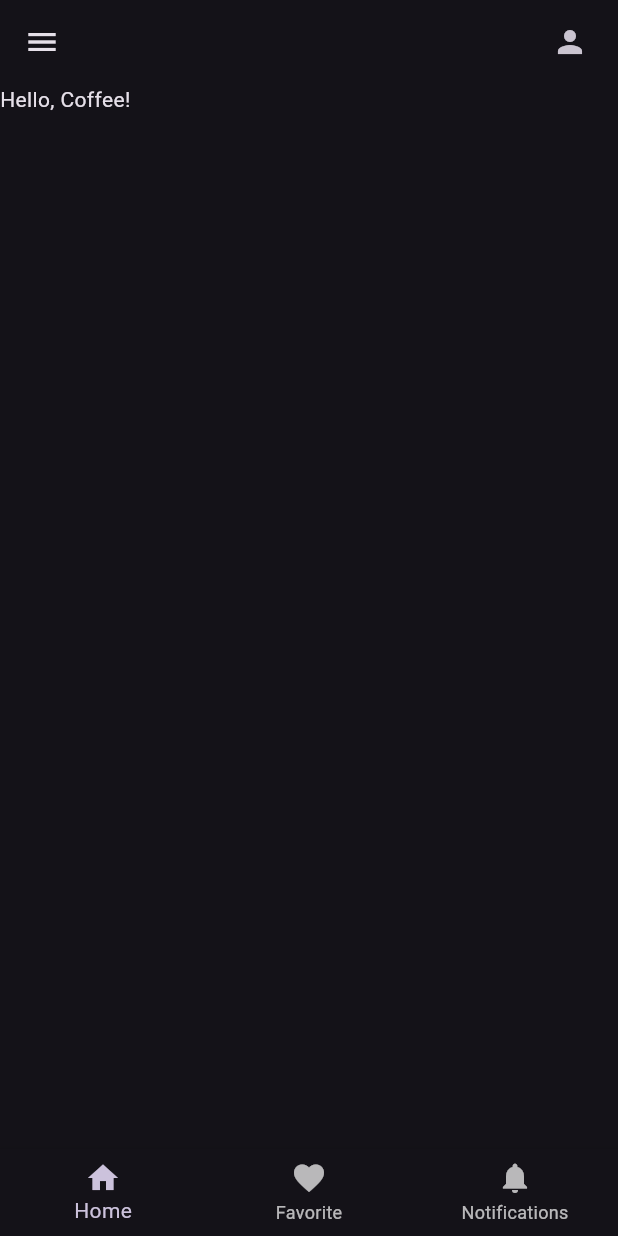
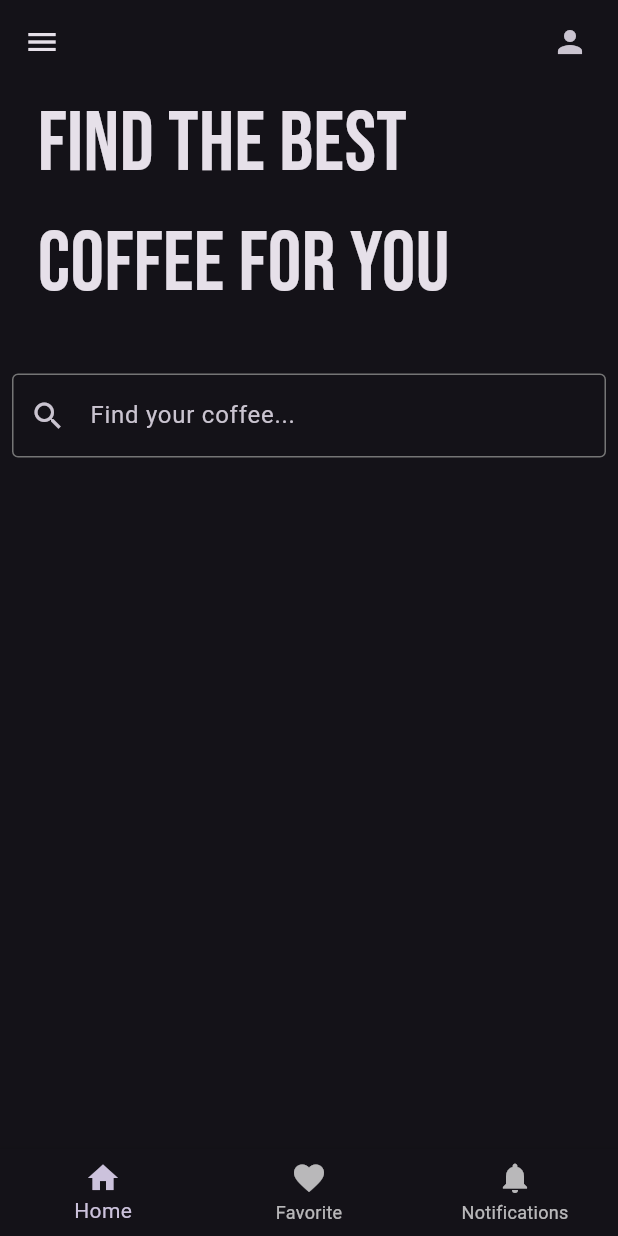
Before and after one commit to Kesalek34/CoffeeAppUI, a Flutter app: the screen it shows after launch, on a phone screen of 412 x 824 dp. Run offline on Flutter 3.47's test engine with Material 3 defaults, Android fonts, the phone set to English and light mode, and no system bars; our stand-ins replace google_fonts.

Commit message:
still need to finish of cards

```diff
--- a/lib/main.dart
+++ b/lib/main.dart
@@ -6,7 +6,7 @@ void main() {
 }
 
 class MyApp extends StatelessWidget {
-  const MyApp({Key? key}) : super(key: key);
+  const MyApp({super.key});
 
   @override
   Widget build(BuildContext context) {
@@ -15,6 +15,7 @@ class MyApp extends StatelessWidget {
       home: HomePage(),
       theme: ThemeData(
         brightness: Brightness.dark,
+        primarySwatch: Colors.orange,
       ),
     );
   }
--- a/lib/pages/home_page.dart
+++ b/lib/pages/home_page.dart
@@ -1,7 +1,8 @@
 import 'package:flutter/material.dart';
+import 'package:google_fonts/google_fonts.dart'; // Add this import for GoogleFonts
 
 class HomePage extends StatelessWidget {
-  const HomePage({Key? key}) : super(key: key);
+  const HomePage({super.key});
 
   @override
   Widget build(BuildContext context) {
@@ -11,12 +12,10 @@ class HomePage extends StatelessWidget {
         backgroundColor: Colors.transparent,
         leading: Icon(Icons.menu),
         actions: [
-            Padding(
-                padding: const EdgeInsets.only(right:20.0),
-                child: Icon(Icons.person),
-
-                ),
-
+          Padding(
+            padding: const EdgeInsets.only(right: 20.0),
+            child: Icon(Icons.person),
+          ),
         ],
       ),
       bottomNavigationBar: BottomNavigationBar(
@@ -28,8 +27,47 @@ class HomePage extends StatelessWidget {
       ),
       body: Column(
         children: [
-          Text('Hello, Coffee!'),
-        ],
+          Padding(
+            padding: const EdgeInsets.symmetric(horizontal: 25.0),
+            child: Text(
+              'Find the best coffee for you',
+              style: GoogleFonts.bebasNeue(
+                 fontSize: 56,
+              ),
+
+            ),
+          ),
+             SizedBox(height: 25),
+
+             Padding(
+               padding: const EdgeInsets.all(8.0),
+               child: TextField(
+                decoration: InputDecoration(
+                  prefixIcon: Icon(Icons.search),
+                  hintText: 'Find your coffee...',
+                  focusedBorder: OutlineInputBorder(borderSide: BorderSide(color: Colors.grey.shade600)),
+
+                  enabledBorder: OutlineInputBorder(
+                    borderSide: BorderSide(color: Colors.grey.shade600),
+                  ),
+
+                ),
+               ),
+             ),
+
+
+     SizedBox(height: 25),
+
+     Expanded(
+      child: ListView(
+        scrollDirection: Axis.horizontal,
+
+        children: [
+
+
+      ],
+      ),
+    )    ],
       ),
     );
   }
--- a/pubspec.yaml
+++ b/pubspec.yaml
@@ -34,6 +34,7 @@ dependencies:
   # The following adds the Cupertino Icons font to your application.
   # Use with the CupertinoIcons class for iOS style icons.
   cupertino_icons: ^1.0.8
+  google_fonts: ^6.1.0
 
 dev_dependencies:
   flutter_test:
```
Also changed, not shown: lib/pages/util/coffee_tile.dart (added, +50 -0 lines), pubspec.lock, 2 other files.
